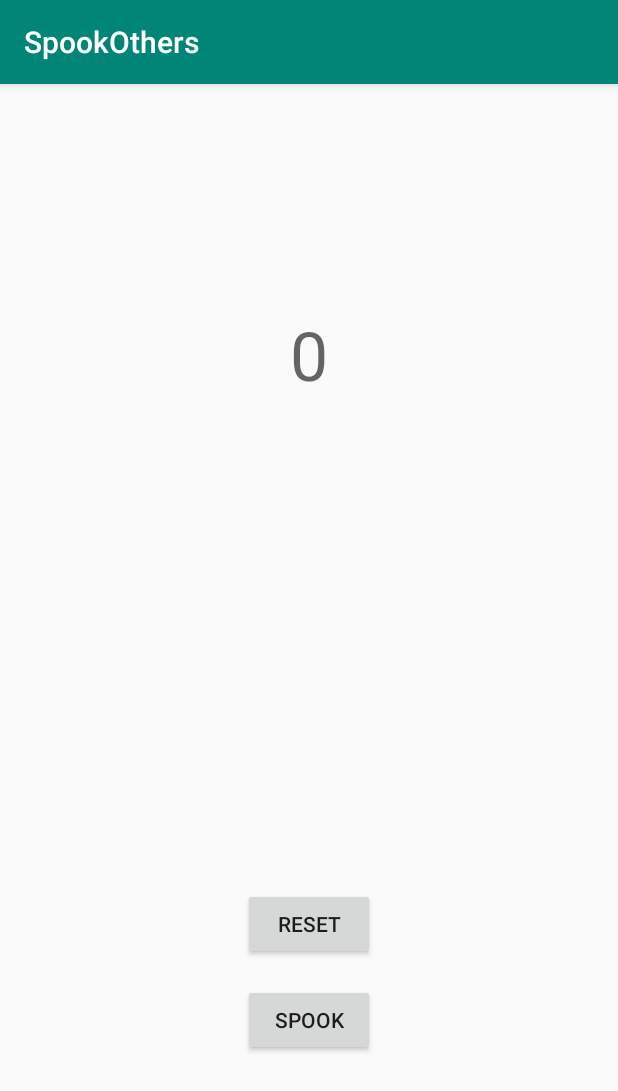
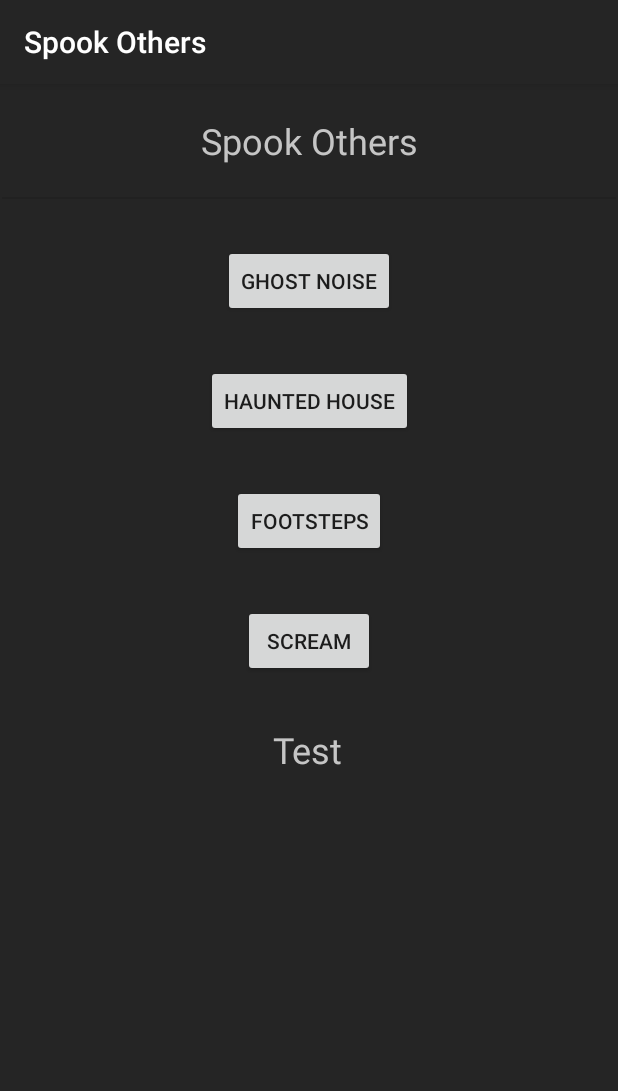
Before and after one commit to JordHall/spook-others, an Android app: the screen it shows after launch (MainActivity), on a phone screen of 412 x 824 dp. Shown: the top 1091 px of the screen. Run offline under Robolectric (Android 15) with nearby library versions, the phone set to English and light mode, and no system bars.

Commit message:
UI changes

```diff
--- a/app/src/main/java/com/jordhall/spookothers/MainActivity.java
+++ b/app/src/main/java/com/jordhall/spookothers/MainActivity.java
@@ -7,29 +7,42 @@ import android.widget.Button;
 import android.widget.TextView;
 
 public class MainActivity extends AppCompatActivity {
-    int count = 0;
     @Override
     protected void onCreate(Bundle savedInstanceState) {
         super.onCreate(savedInstanceState);
         setContentView(R.layout.activity_main);
         //Components
-        final Button button = findViewById(R.id.btnSpook);
-        final TextView txtOutput = findViewById(R.id.txtOutput);
-        final Button resetBtn = findViewById(R.id.btnReset);
-        //Spook button onClick
-        button.setOnClickListener(new View.OnClickListener() {
+        final TextView txtTest = findViewById(R.id.txtTest);
+        final Button btnSound1 = findViewById(R.id.btnSound1);
+        final Button btnSound2 = findViewById(R.id.btnSound2);
+        final Button btnSound3 = findViewById(R.id.btnSound3);
+        final Button btnSound4 = findViewById(R.id.btnSound4);
+        //Sound 1 button onClick
+        btnSound1.setOnClickListener(new View.OnClickListener() {
             @Override
             public void onClick(View v) {
-                count++;
-                txtOutput.setText(String.valueOf(count));
+                txtTest.setText(R.string.sound1);
             }
         });
-        //Reset button onClick
-        resetBtn.setOnClickListener(new View.OnClickListener() {
+        //Sound 2 button onClick
+        btnSound2.setOnClickListener(new View.OnClickListener() {
             @Override
             public void onClick(View v) {
-                count = 0;
-                txtOutput.setText("0");
+                txtTest.setText(R.string.sound2);
+            }
+        });
+        //Sound 3 button onClick
+        btnSound3.setOnClickListener(new View.OnClickListener() {
+            @Override
+            public void onClick(View v) {
+                txtTest.setText(R.string.sound3);
+            }
+        });
+        //Sound 4 button onClick
+        btnSound4.setOnClickListener(new View.OnClickListener() {
+            @Override
+            public void onClick(View v) {
+                txtTest.setText(R.string.sound4);
             }
         });
     }
--- a/app/src/main/res/layout/activity_main.xml
+++ b/app/src/main/res/layout/activity_main.xml
@@ -4,42 +4,83 @@
     xmlns:tools="http://schemas.android.com/tools"
     android:layout_width="match_parent"
     android:layout_height="match_parent"
+    android:background="#252525"
     tools:context=".MainActivity">
 
     <Button
-        android:id="@+id/btnSpook"
+        android:id="@+id/btnSound4"
         android:layout_width="wrap_content"
         android:layout_height="wrap_content"
-        android:layout_marginBottom="120dp"
-        android:text="@string/test_btn"
-        app:layout_constraintBottom_toBottomOf="parent"
+        android:layout_marginTop="32dp"
+        android:text="@string/sound4"
         app:layout_constraintEnd_toEndOf="parent"
-        app:layout_constraintStart_toStartOf="parent" />
+        app:layout_constraintStart_toStartOf="parent"
+        app:layout_constraintTop_toBottomOf="@+id/btnSound3" />
+
+    <Button
+        android:id="@+id/btnSound1"
+        android:layout_width="wrap_content"
+        android:layout_height="wrap_content"
+        android:layout_marginTop="32dp"
+        android:text="@string/sound1"
+        app:layout_constraintEnd_toEndOf="parent"
+        app:layout_constraintStart_toStartOf="parent"
+        app:layout_constraintTop_toTopOf="@+id/divider" />
+
+    <Button
+        android:id="@+id/btnSound2"
+        android:layout_width="wrap_content"
+        android:layout_height="wrap_content"
+        android:layout_marginTop="32dp"
+        android:text="@string/sound2"
+        app:layout_constraintEnd_toEndOf="parent"
+        app:layout_constraintStart_toStartOf="parent"
+        app:layout_constraintTop_toBottomOf="@+id/btnSound1" />
+
+    <Button
+        android:id="@+id/btnSound3"
+        android:layout_width="wrap_content"
+        android:layout_height="wrap_content"
+        android:layout_marginTop="32dp"
+        android:text="@string/sound3"
+        app:layout_constraintEnd_toEndOf="parent"
+        app:layout_constraintStart_toStartOf="parent"
+        app:layout_constraintTop_toBottomOf="@+id/btnSound2" />
 
     <TextView
-        android:id="@+id/txtOutput"
+        android:id="@+id/txtMainTitle"
         android:layout_width="wrap_content"
         android:layout_height="wrap_content"
-        android:layout_marginStart="8dp"
-        android:layout_marginLeft="8dp"
-        android:layout_marginTop="150dp"
-        android:layout_marginEnd="8dp"
-        android:layout_marginRight="8dp"
-        android:text="@string/test_txt"
-        android:textAppearance="@style/TextAppearance.AppCompat.Display2"
+        android:background="#00FFFFFF"
+        android:text="@string/app_name"
+        android:textColor="@color/colorPrimaryDark"
+        android:textSize="24sp"
+        app:layout_constraintBottom_toTopOf="@+id/divider"
         app:layout_constraintEnd_toEndOf="parent"
-        app:layout_constraintHorizontal_bias="0.5"
         app:layout_constraintStart_toStartOf="parent"
         app:layout_constraintTop_toTopOf="parent" />
 
-    <Button
-        android:id="@+id/btnReset"
+    <View
+        android:id="@+id/divider"
+        android:layout_width="409dp"
+        android:layout_height="1dp"
+        android:layout_marginTop="75dp"
+        android:background="?android:attr/listDivider"
+        app:layout_constraintEnd_toEndOf="parent"
+        app:layout_constraintStart_toStartOf="parent"
+        app:layout_constraintTop_toTopOf="parent" />
+
+    <TextView
+        android:id="@+id/txtTest"
         android:layout_width="wrap_content"
         android:layout_height="wrap_content"
-        android:layout_marginBottom="16dp"
-        android:text="@string/reset_btn"
-        app:layout_constraintBottom_toTopOf="@+id/btnSpook"
+        android:layout_marginTop="32dp"
+        android:text="@string/test"
+        android:textColor="@color/colorPrimaryDark"
+        android:textSize="24sp"
         app:layout_constraintEnd_toEndOf="parent"
-        app:layout_constraintStart_toStartOf="parent" />
+        app:layout_constraintHorizontal_bias="0.498"
+        app:layout_constraintStart_toStartOf="parent"
+        app:layout_constraintTop_toBottomOf="@+id/btnSound4" />
 
 </android.support.constraint.ConstraintLayout>
--- a/app/src/main/res/values/colors.xml
+++ b/app/src/main/res/values/colors.xml
@@ -1,6 +1,6 @@
 <?xml version="1.0" encoding="utf-8"?>
 <resources>
-    <color name="colorPrimary">#008577</color>
-    <color name="colorPrimaryDark">#00574B</color>
-    <color name="colorAccent">#D81B60</color>
+    <color name="colorPrimary">#252525</color>
+    <color name="colorPrimaryDark">#C5C5C5</color>
+    <color name="colorAccent">#EA1362</color>
 </resources>
--- a/app/src/main/res/values/strings.xml
+++ b/app/src/main/res/values/strings.xml
@@ -1,6 +1,8 @@
 <resources>
-    <string name="app_name">SpookOthers</string>
-    <string name="test_btn">Spook</string>
-    <string name="test_txt">0</string>
-    <string name="reset_btn">Reset</string>
+    <string name="app_name">Spook Others</string>
+    <string name="test">Test</string>
+    <string name="sound1">Ghost noise</string>
+    <string name="sound2">Haunted house</string>
+    <string name="sound3">Footsteps</string>
+    <string name="sound4">Scream</string>
 </resources>
```
